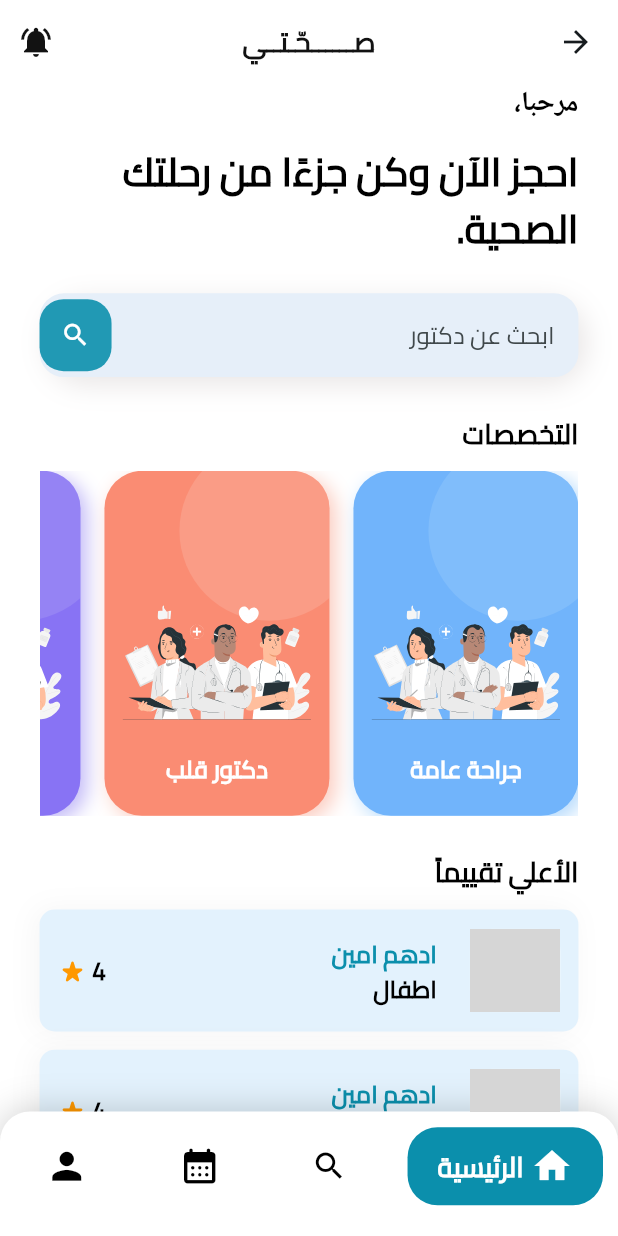
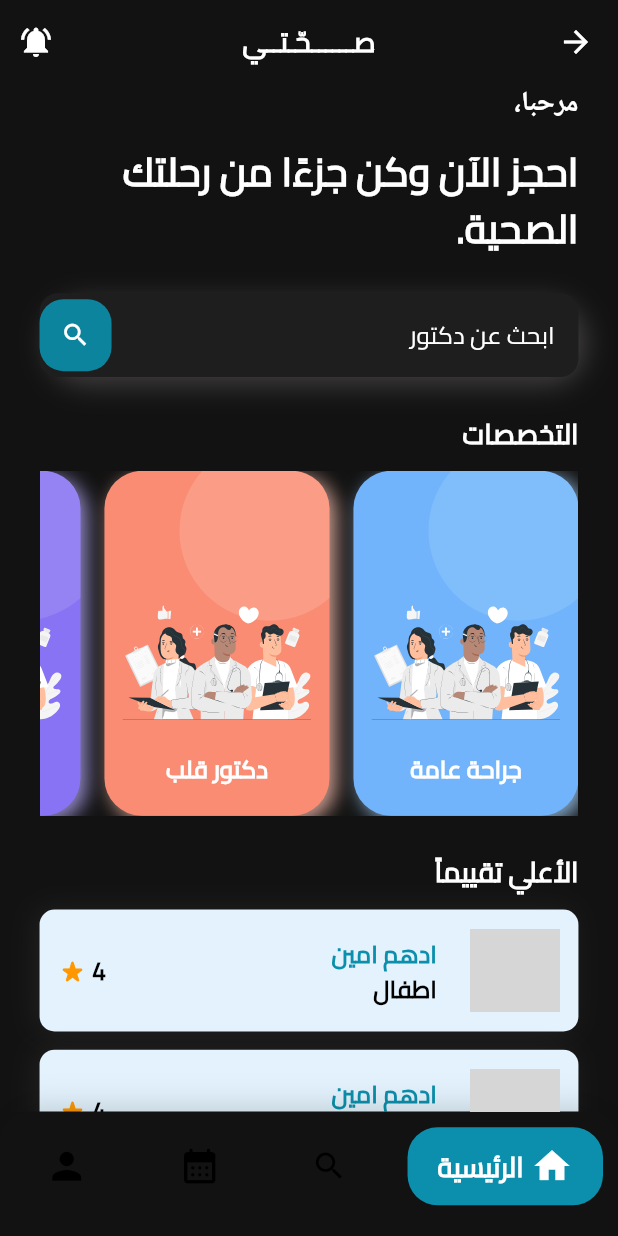
Before and after one commit to Adham-Amin/se7ty, a Flutter app: the PatientMainView screen opened by its route, on a phone screen of 412 x 824 dp. Run offline on Flutter 3.47's test engine with Material 3 defaults, Android fonts, the phone set to English and light mode, and no system bars; drawn by our look-alikes of google_nav_bar; our stand-ins replace cloud_firestore, dartz, firebase_auth, firebase_core, flutter_bloc, flutter_screenutil and 7 more; missing offline and left inert: animated_snack_bar; accounts and stored records are empty; network calls fail; grey boxes are pictures that could not be loaded.

Commit message:
Fix Theme

```diff
--- a/lib/core/widgets/doctor_card.dart
+++ b/lib/core/widgets/doctor_card.dart
@@ -39,7 +39,6 @@ class DoctorCard extends StatelessWidget {
                 width: 55.w,
                 decoration: BoxDecoration(
                   borderRadius: BorderRadius.circular(15),
-                  color: AppColors.white,
                 ),
                 child: Image.network(
                   doctor.image ?? '',
@@ -65,7 +64,9 @@ class DoctorCard extends StatelessWidget {
                   ),
                   Text(
                     doctor.specialization ?? '',
-                    style: AppStyles.textBold16,
+                    style: AppStyles.textBold16.copyWith(
+                      color: AppColors.black,
+                    ),
                   ),
                 ],
               ),
@@ -74,7 +75,10 @@ class DoctorCard extends StatelessWidget {
             Row(
               mainAxisAlignment: MainAxisAlignment.end,
               children: [
-                Text(doctor.rating.toString(), style: AppStyles.textBold16),
+                Text(
+                  doctor.rating.toString(),
+                  style: AppStyles.textBold16.copyWith(color: AppColors.black),
+                ),
                 const SizedBox(width: 3),
                 const Icon(
                   Icons.star_rate_rounded,
--- a/lib/features/patient/home/presentation/page/patient_home_view.dart
+++ b/lib/features/patient/home/presentation/page/patient_home_view.dart
@@ -8,21 +8,22 @@ class PatientHomeView extends StatelessWidget {
 
   @override
   Widget build(BuildContext context) {
+    var isDark = Theme.of(context).brightness == Brightness.dark;
     return Scaffold(
       appBar: AppBar(
         actions: [
           IconButton(
             splashRadius: 20,
-            icon: const Icon(Icons.notifications_active, color: AppColors.dark),
+            icon: Icon(
+              Icons.notifications_active,
+              color: isDark ? Colors.white : AppColors.dark,
+            ),
             onPressed: () {},
           ),
         ],
-        backgroundColor: Colors.white,
+        backgroundColor: isDark ? AppColors.dark : Colors.white,
         centerTitle: true,
-        title: Text(
-          'صــــــحّـتــي',
-          style: AppStyles.textBold18.copyWith(color: AppColors.dark),
-        ),
+        title: Text('صــــــحّـتــي', style: AppStyles.textBold18),
       ),
       body: PatientHomeViewBody(),
     );
--- a/lib/features/patient/main/nav_bar.dart
+++ b/lib/features/patient/main/nav_bar.dart
@@ -33,12 +33,13 @@ class _MainPageState extends State<PatientMainView> {
 
   @override
   Widget build(BuildContext context) {
+    var isDark = Theme.of(context).brightness == Brightness.dark;
     return Scaffold(
       body: _pages[_selectedIndex],
       bottomNavigationBar: Container(
         padding: const EdgeInsets.fromLTRB(10, 10, 10, 20),
         decoration: BoxDecoration(
-          color: Colors.white,
+          color: isDark ? AppColors.dark : Colors.white,
           borderRadius: const BorderRadius.vertical(top: Radius.circular(20)),
           boxShadow: [
             BoxShadow(
--- a/lib/main.dart
+++ b/lib/main.dart
@@ -33,7 +33,7 @@ class Se7ty extends StatelessWidget {
           GlobalCupertinoLocalizations.delegate,
           GlobalWidgetsLocalizations.delegate,
         ],
-        themeMode: ThemeMode.light,
+        themeMode: ThemeMode.dark,
         theme: themeLight(),
         darkTheme: themeDark(),
         debugShowCheckedModeBanner: false,
```
